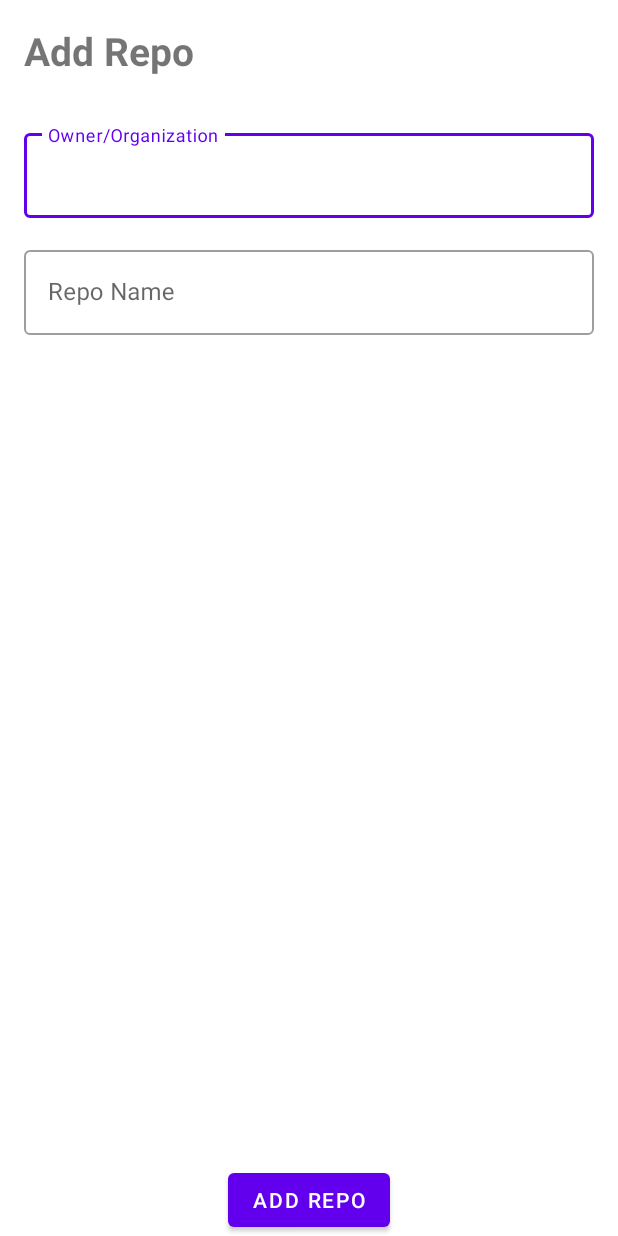
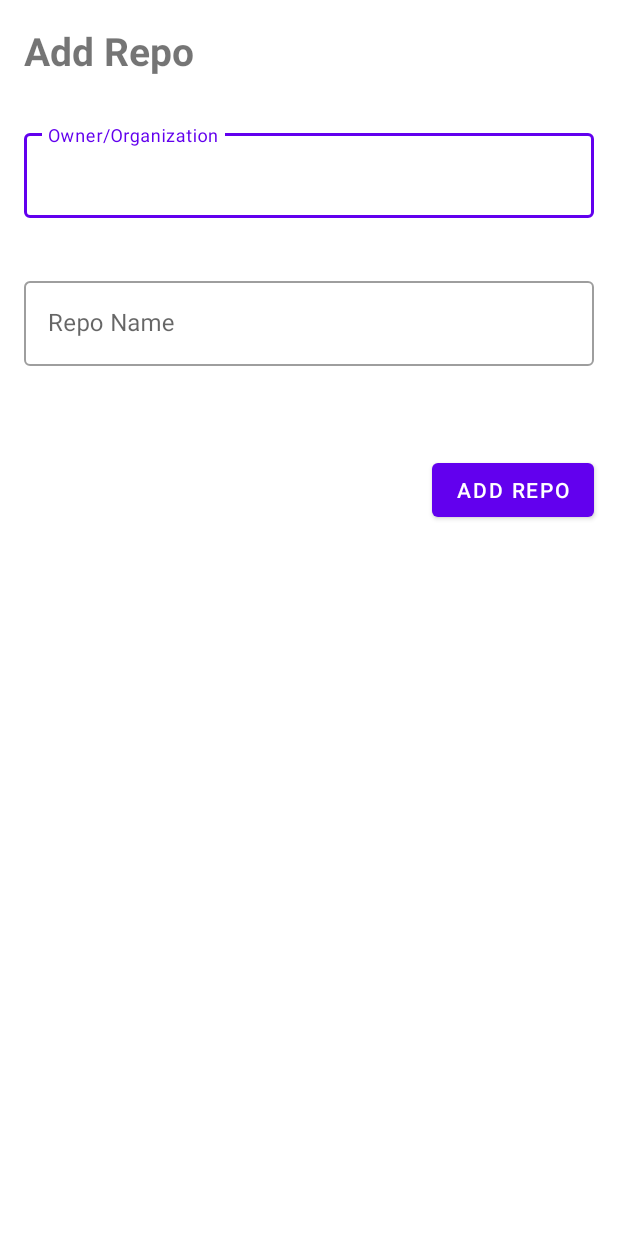
Before and after one commit to Thre4dripper/GithubBrowser-AndroidApp, an Android app: the screen it shows after launch (AddRepoActivity), after a tap on "Add Repo", on a phone screen of 412 x 824 dp. Run offline under Robolectric (Android 15) with nearby library versions, the phone set to English and light mode, and no system bars; our stand-ins replace data binding; pictures from the network do not load.

Commit message:
added error handling of API response and add repo activity fields

```diff
--- a/app/src/main/java/com/example/githubbrowser/Activities/MainActivity.kt
+++ b/app/src/main/java/com/example/githubbrowser/Activities/MainActivity.kt
@@ -2,18 +2,12 @@ package com.example.githubbrowser.Activities
 
 import android.content.Intent
 import android.os.Bundle
-import android.view.View
 import androidx.appcompat.app.AppCompatActivity
 import androidx.databinding.DataBindingUtil
-import androidx.lifecycle.Observer
-import androidx.lifecycle.ViewModelProvider
 import androidx.recyclerview.widget.LinearLayoutManager
-import com.example.githubbrowser.Adapters.ReposRecyclerAdapter
 import com.example.githubbrowser.R
 import com.example.githubbrowser.ViewModels.HomeViewModel
-import com.example.githubbrowser.dataModels.RepoItem
 import com.example.githubbrowser.databinding.ActivityMainBinding
-import java.io.Serializable
 
 class MainActivity : AppCompatActivity() {
 
@@ -25,17 +19,19 @@ class MainActivity : AppCompatActivity() {
         initializeRecyclerView()
 
         binding.homeFab.setOnClickListener {
-            addRepo()
+            addRepoActivity()
         }
     }
 
+    /**========================================== METHOD FOR INITIALIZING RECYCLER VIEW ========================================**/
     private fun initializeRecyclerView() {
         binding.homeRv.layoutManager = LinearLayoutManager(this)
         binding.homeRv.adapter = HomeViewModel.adapter
     }
 
-    private fun addRepo() {
-        val intent = Intent(this, AddRepoActivity::class.java);
+    /**========================================== METHOD FOR STARTING ADD REPO ACTIVITY ========================================**/
+    private fun addRepoActivity() {
+        val intent = Intent(this, AddRepoActivity::class.java)
         startActivity(intent)
     }
 }
--- a/app/src/main/java/com/example/githubbrowser/Adapters/ReposRecyclerAdapter.kt
+++ b/app/src/main/java/com/example/githubbrowser/Adapters/ReposRecyclerAdapter.kt
@@ -1,5 +1,6 @@
 package com.example.githubbrowser.Adapters
 
+import android.text.Html
 import android.view.LayoutInflater
 import android.view.View
 import android.view.ViewGroup
@@ -24,7 +25,9 @@ class ReposRecyclerAdapter(private var repoList: MutableList<RepoItem>) :
     override fun onBindViewHolder(holder: ViewHolder, position: Int) {
         val repoItem = repoList[position]
         holder.repoName.text = repoItem.repoName
-        holder.repoDesc.text = repoItem.repoDesc?:"No Description"
+        if (repoItem.repoDesc != "null")
+            holder.repoDesc.text = repoItem.repoDesc
+        else holder.repoDesc.text = Html.fromHtml("<em>No Description</em>")
 
         Glide.with(holder.image.context).load(repoItem.imgUrl).circleCrop().into(holder.image)
     }
--- a/app/src/main/java/com/example/githubbrowser/Networking/ApiResponse.kt
+++ b/app/src/main/java/com/example/githubbrowser/Networking/ApiResponse.kt
@@ -14,7 +14,7 @@ class ApiResponse {
 
     companion object {
         private const val BASE_URL = "https://api.github.com/repos/"
-        fun checkValidity(owner: String, repoName: String):RepoItem? {
+        fun getJsonResponse(owner: String, repoName: String):RepoItem? {
 
             val response = StringBuilder()
             var url: URL?=null
@@ -56,7 +56,6 @@ class ApiResponse {
                     }
                 }
             }
-            println(response)
             return JsonParser.getRepoDetails(response.toString())
         }
     }
--- a/app/src/main/java/com/example/githubbrowser/dataModels/RepoItem.kt
+++ b/app/src/main/java/com/example/githubbrowser/dataModels/RepoItem.kt
@@ -2,6 +2,6 @@ package com.example.githubbrowser.dataModels
 
 data class RepoItem(
     val repoName: String,
-    val repoDesc: String?,
+    val repoDesc: String,
     val imgUrl: String
 )
--- a/app/src/main/res/layout/activity_add_repo.xml
+++ b/app/src/main/res/layout/activity_add_repo.xml
@@ -17,7 +17,7 @@
 
 
         <com.google.android.material.textfield.TextInputLayout
-            android:id="@+id/textField"
+            android:id="@+id/owner_text_layout"
             style="@style/Widget.MaterialComponents.TextInputLayout.OutlinedBox"
             android:layout_width="match_parent"
             android:layout_height="wrap_content"
@@ -25,6 +25,7 @@
             android:layout_marginTop="32dp"
             android:layout_marginEnd="16dp"
             android:hint="@string/owner_organization"
+            app:errorEnabled="true"
             app:layout_constraintEnd_toEndOf="parent"
             app:layout_constraintStart_toStartOf="parent"
             app:layout_constraintTop_toBottomOf="@+id/textView">
@@ -39,7 +40,7 @@
 
         <com.google.android.material.textfield.TextInputLayout
 
-            android:id="@+id/textInputLayout"
+            android:id="@+id/repo_name_text_layout"
             style="@style/Widget.MaterialComponents.TextInputLayout.OutlinedBox"
             android:layout_width="match_parent"
             android:layout_height="wrap_content"
@@ -47,9 +48,10 @@
             android:layout_marginTop="16dp"
             android:layout_marginEnd="16dp"
             android:hint="@string/repo_name"
+            app:errorEnabled="true"
             app:layout_constraintEnd_toEndOf="parent"
             app:layout_constraintStart_toStartOf="parent"
-            app:layout_constraintTop_toBottomOf="@+id/textField">
+            app:layout_constraintTop_toBottomOf="@+id/owner_text_layout">
 
             <com.google.android.material.textfield.TextInputEditText
                 android:id="@+id/add_repo_text_view"
@@ -62,23 +64,19 @@
             android:id="@+id/error_text_view"
             android:layout_width="wrap_content"
             android:layout_height="wrap_content"
-            android:text="@string/error_text_view"
-            android:visibility="gone"
+            android:layout_marginTop="16sp"
             android:textColor="#FF0000"
             android:textSize="16sp"
             android:textStyle="bold"
-            app:layout_constraintBottom_toTopOf="@+id/add_repo_button"
-            app:layout_constraintEnd_toEndOf="parent"
-            app:layout_constraintStart_toStartOf="parent"
-            app:layout_constraintTop_toBottomOf="@+id/textInputLayout" />
+            app:layout_constraintStart_toStartOf="@+id/repo_name_text_layout"
+            app:layout_constraintTop_toBottomOf="@+id/repo_name_text_layout" />
 
         <com.google.android.material.button.MaterialButton
             android:id="@+id/add_repo_button"
             android:layout_width="wrap_content"
             android:layout_height="wrap_content"
             android:text="@string/add_repo_button"
-            app:layout_constraintBottom_toBottomOf="parent"
-            app:layout_constraintEnd_toEndOf="parent"
-            app:layout_constraintStart_toStartOf="parent" />
+            app:layout_constraintEnd_toEndOf="@+id/repo_name_text_layout"
+            app:layout_constraintTop_toBottomOf="@+id/error_text_view" />
     </androidx.constraintlayout.widget.ConstraintLayout>
 </layout>
--- a/app/src/main/res/layout/item_repo_card.xml
+++ b/app/src/main/res/layout/item_repo_card.xml
@@ -33,6 +33,8 @@
             android:layout_width="0dp"
             android:layout_height="wrap_content"
             android:layout_marginStart="16dp"
+            android:textSize="18sp"
+            android:textStyle="bold"
             android:text="@string/placeholder_repo_name"
             app:layout_constraintBottom_toTopOf="@+id/repo_desc"
             app:layout_constraintEnd_toStartOf="@+id/send_repo_info"
```
Also changed, not shown: app/src/main/java/com/example/githubbrowser/Activities/AddRepoActivity.kt (+29 -7 lines), app/src/main/java/com/example/githubbrowser/ViewModels/HomeViewModel.kt (+10 -11 lines).
